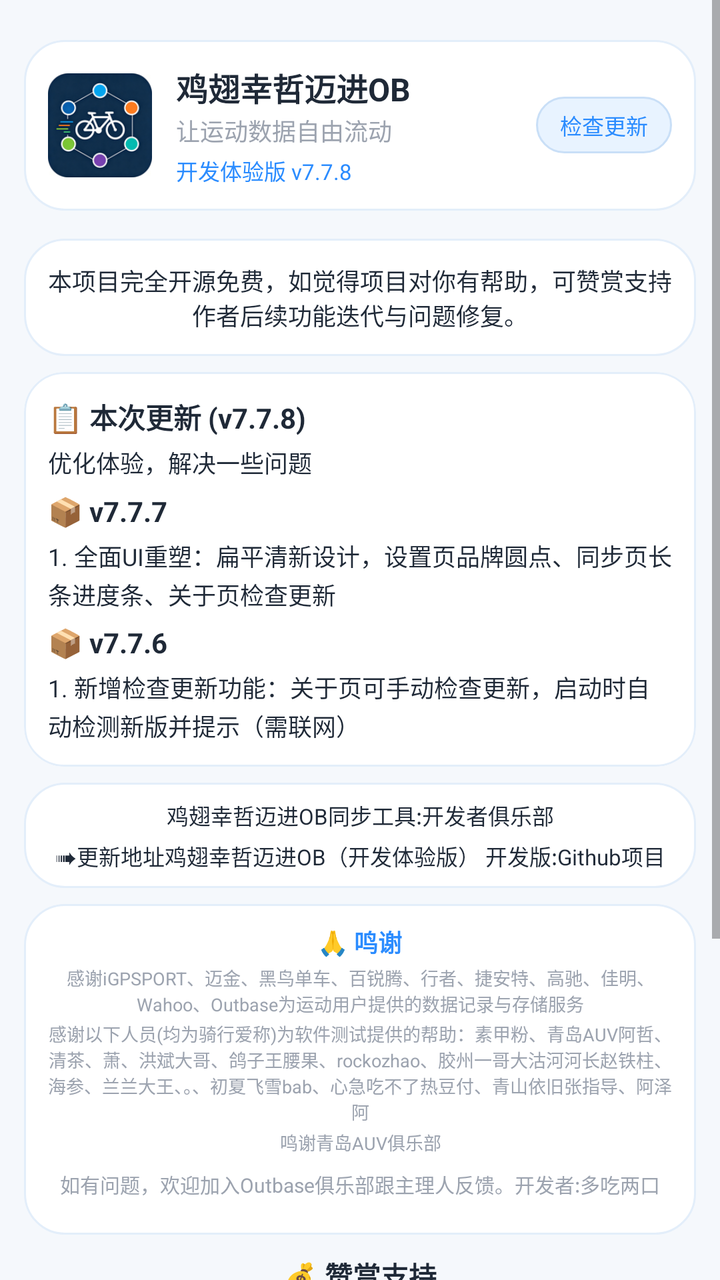
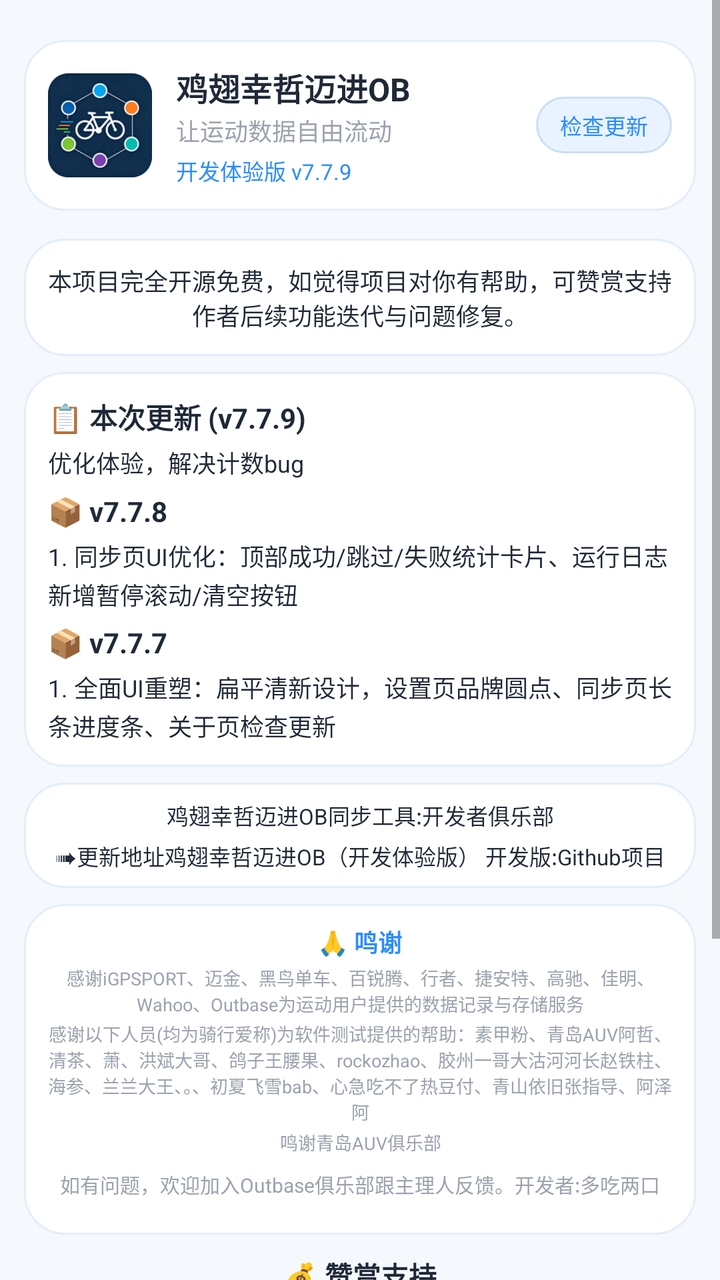

Screens rendered from an Android XML layout before and after an edit, with the pre-edit source and the edit as a unified diff.
<!-- AndroidManifest.xml: application theme Theme.JichiOB -->
<!-- res/layout/fragment_about.xml -->
<?xml version="1.0" encoding="utf-8"?>
<ScrollView xmlns:android="http://schemas.android.com/apk/res/android"
    xmlns:app="http://schemas.android.com/apk/res-auto"
    android:layout_width="match_parent"
    android:layout_height="match_parent"
    android:background="@color/bg_light"
    android:fillViewport="true">

    <LinearLayout
        android:layout_width="match_parent"
        android:layout_height="wrap_content"
        android:orientation="vertical"
        android:padding="12dp">

        
        <LinearLayout
            android:layout_width="match_parent"
            android:layout_height="wrap_content"
            android:layout_marginTop="8dp"
            android:layout_marginBottom="6dp"
            android:orientation="horizontal"
            android:gravity="center_vertical"
            android:padding="12dp"
            android:background="@drawable/bg_note_card">

            <ImageView
                android:layout_width="52dp"
                android:layout_height="52dp"
                android:src="@mipmap/ic_launcher"
                android:contentDescription="logo" />

            <LinearLayout
                android:layout_width="0dp"
                android:layout_height="wrap_content"
                android:layout_weight="1"
                android:layout_marginStart="12dp"
                android:orientation="vertical">

                <TextView
                    android:layout_width="wrap_content"
                    android:layout_height="wrap_content"
                    android:text="鸡翅幸哲迈进OB"
                    android:textColor="@color/text_primary"
                    android:textSize="16sp"
                    android:textStyle="bold" />

                <TextView
                    android:layout_width="wrap_content"
                    android:layout_height="wrap_content"
                    android:layout_marginTop="1dp"
                    android:text="让运动数据自由流动"
                    android:textColor="@color/text_secondary"
                    android:textSize="12sp" />

                <TextView
                    android:layout_width="wrap_content"
                    android:layout_height="wrap_content"
                    android:layout_marginTop="3dp"
                    android:text="开发体验版 v7.7.8"
                    android:textColor="@color/primary"
                    android:textSize="11sp" />
            </LinearLayout>

            
            <TextView
                android:id="@+id/btnCheckUpdate"
                android:layout_width="wrap_content"
                android:layout_height="wrap_content"
                android:layout_marginStart="8dp"
                android:background="@drawable/bg_check_update"
                android:clickable="true"
                android:focusable="true"
                android:paddingStart="12dp"
                android:paddingTop="6dp"
                android:paddingEnd="12dp"
                android:paddingBottom="6dp"
                android:text="检查更新"
                android:textColor="@color/primary"
                android:textSize="11sp" />
        </LinearLayout>

        
        <TextView
            android:layout_width="match_parent"
            android:layout_height="wrap_content"
            android:layout_marginTop="8dp"
            android:padding="12dp"
            android:background="@drawable/bg_note_card"
            android:gravity="center"
            android:text="本项目完全开源免费，如觉得项目对你有帮助，可赞赏支持作者后续功能迭代与问题修复。"
            android:textColor="@color/text_primary"
            android:textSize="12sp" />

        
        <com.google.android.material.card.MaterialCardView
            android:layout_width="match_parent"
            android:layout_height="wrap_content"
            android:layout_marginTop="8dp"
            android:layout_marginBottom="6dp"
            app:cardCornerRadius="20dp"
            app:cardElevation="0dp"
                app:strokeColor="#E3EEFA"
                app:strokeWidth="1dp">
            <LinearLayout android:layout_width="match_parent" android:layout_height="wrap_content" android:orientation="vertical" android:padding="12dp">
                <TextView android:layout_width="wrap_content" android:layout_height="wrap_content" android:text="📋 本次更新 (v7.7.8)" android:textSize="14sp" android:textStyle="bold" android:textColor="@color/text_primary" />
                <TextView android:layout_width="match_parent" android:layout_height="wrap_content" android:layout_marginTop="4dp" android:text="优化体验，解决一些问题" android:textSize="12sp" android:textColor="@color/text_primary" android:lineSpacingExtra="2dp" />
                <TextView android:layout_width="wrap_content" android:layout_height="wrap_content" android:layout_marginTop="6dp" android:text="📦 v7.7.7" android:textSize="14sp" android:textStyle="bold" android:textColor="@color/text_primary" />
                <TextView android:layout_width="match_parent" android:layout_height="wrap_content" android:layout_marginTop="4dp" android:text="1. 全面UI重塑：扁平清新设计，设置页品牌圆点、同步页长条进度条、关于页检查更新" android:textSize="12sp" android:textColor="@color/text_primary" android:lineSpacingExtra="2dp" />
                <TextView android:layout_width="wrap_content" android:layout_height="wrap_content" android:layout_marginTop="6dp" android:text="📦 v7.7.6" android:textSize="14sp" android:textStyle="bold" android:textColor="@color/text_primary" />
                <TextView android:layout_width="match_parent" android:layout_height="wrap_content" android:layout_marginTop="4dp" android:text="1. 新增检查更新功能：关于页可手动检查更新，启动时自动检测新版并提示（需联网）" android:textSize="12sp" android:textColor="@color/text_primary" android:lineSpacingExtra="2dp" />
            </LinearLayout>
        </com.google.android.material.card.MaterialCardView>

        
        <LinearLayout
            android:layout_width="match_parent"
            android:layout_height="wrap_content"
            android:layout_marginTop="2dp"
            android:layout_marginBottom="6dp"
            android:orientation="vertical"
            android:padding="6dp"
            android:background="@drawable/bg_note_card">
            <TextView android:id="@+id/tvClubLink" android:layout_width="match_parent" android:layout_height="wrap_content" android:gravity="center" android:text="鸡翅幸哲迈进OB同步工具:开发者俱乐部" android:textColor="@color/text_primary" android:textSize="11sp" android:padding="2dp" />
            <TextView android:id="@+id/tvUpdateLink" android:layout_width="match_parent" android:layout_height="wrap_content" android:gravity="center" android:text="➠更新地址鸡翅幸哲迈进OB（开发体验版） 开发版:Github项目" android:textColor="@color/text_primary" android:textSize="11sp" android:padding="2dp" />
        </LinearLayout>

        
        <LinearLayout
            android:layout_width="match_parent"
            android:layout_height="wrap_content"
            android:layout_marginTop="2dp"
            android:layout_marginBottom="6dp"
            android:orientation="vertical"
            android:padding="8dp"
            android:background="@drawable/bg_note_card">
            <TextView android:layout_width="match_parent" android:layout_height="wrap_content" android:gravity="center" android:text="🙏 鸣谢" android:textColor="@color/primary" android:textSize="12sp" android:textStyle="bold" android:padding="2dp" />
            <TextView android:layout_width="match_parent" android:layout_height="wrap_content" android:gravity="center" android:text="感谢iGPSPORT、迈金、黑鸟单车、百锐腾、行者、捷安特、高驰、佳明、Wahoo、Outbase为运动用户提供的数据记录与存储服务" android:textColor="@color/text_secondary" android:textSize="9sp" android:padding="1dp" />
            <TextView android:layout_width="match_parent" android:layout_height="wrap_content" android:gravity="center" android:text="感谢以下人员(均为骑行爱称)为软件测试提供的帮助：素甲粉、青岛AUV阿哲、清茶、萧、洪斌大哥、鸽子王腰果、rockozhao、胶州一哥大沽河河长赵铁柱、海参、兰兰大王、。、初夏飞雪bab、心急吃不了热豆付、青山依旧张指导、阿泽阿" android:textColor="@color/text_secondary" android:textSize="9sp" android:padding="1dp" />
            <TextView android:layout_width="match_parent" android:layout_height="wrap_content" android:gravity="center" android:text="鸣谢青岛AUV俱乐部" android:textColor="@color/text_secondary" android:textSize="9sp" android:padding="1dp" android:layout_marginBottom="4dp" />
            <TextView android:layout_width="match_parent" android:layout_height="wrap_content" android:gravity="center" android:text="如有问题，欢迎加入Outbase俱乐部跟主理人反馈。开发者:多吃两口" android:textColor="@color/text_secondary" android:textSize="10sp" android:padding="2dp" android:layout_marginBottom="8dp" />
        </LinearLayout>

        
        <TextView
            android:layout_width="match_parent"
            android:layout_height="wrap_content"
            android:gravity="center"
            android:layout_marginTop="4dp"
            android:text="💰 赞赏支持"
            android:textColor="@color/text_primary"
            android:textSize="14sp"
            android:textStyle="bold" />
        <LinearLayout
            android:layout_width="match_parent"
            android:layout_height="wrap_content"
            android:layout_marginTop="4dp"
            android:orientation="horizontal"
            android:gravity="center">
            <LinearLayout android:layout_width="0dp" android:layout_height="wrap_content" android:layout_weight="1" android:orientation="vertical" android:gravity="center" android:padding="4dp">
                <ImageView android:layout_width="150dp" android:layout_height="150dp" android:src="@drawable/reward_wechat" android:contentDescription="微信赞赏码" android:adjustViewBounds="true" />
                <TextView android:layout_width="wrap_content" android:layout_height="wrap_content" android:text="微信赞赏码" android:textSize="11sp" android:textColor="@color/text_secondary" android:layout_marginTop="2dp" />
            </LinearLayout>
            <LinearLayout android:layout_width="0dp" android:layout_height="wrap_content" android:layout_weight="1" android:orientation="vertical" android:gravity="center" android:padding="4dp">
                <ImageView android:layout_width="130dp" android:layout_height="wrap_content" android:src="@drawable/reward_alipay" android:contentDescription="支付宝收款码" android:adjustViewBounds="true" />
                <TextView android:layout_width="wrap_content" android:layout_height="wrap_content" android:text="支付宝收款码" android:textSize="11sp" android:textColor="@color/text_secondary" android:layout_marginTop="2dp" />
            </LinearLayout>
        </LinearLayout>
        <TextView
            android:layout_width="match_parent"
            android:layout_height="wrap_content"
            android:gravity="center"
            android:layout_marginTop="6dp"
            android:layout_marginBottom="12dp"
            android:text="本项目完全开源免费，您的赞赏将支持后续功能迭代与问题修复"
            android:textColor="@color/text_secondary"
            android:textSize="10sp" />
    </LinearLayout>
</ScrollView>
<!-- resources referenced by this layout -->
<resources>
  <color name="bg_light">#F5F8FC</color>
  <color name="primary">#2B8CFF</color>
  <color name="text_primary">#1F2937</color>
  <color name="text_secondary">#9CA3AF</color>
  <!-- drawable bg_check_update (drawable) -->
  <?xml version="1.0" encoding="utf-8"?>
  <shape xmlns:android="http://schemas.android.com/apk/res/android"
      android:shape="rectangle">
      <solid android:color="#E8F3FF" />
      <corners android:radius="18dp" />
      <stroke
          android:width="1dp"
          android:color="#C9DFF7" />
  </shape>
  <!-- drawable bg_note_card (drawable) -->
  <?xml version="1.0" encoding="utf-8"?>
  <shape xmlns:android="http://schemas.android.com/apk/res/android"
      android:shape="rectangle">
      <solid android:color="#FFFFFF" />
      <corners android:radius="20dp" />
      <stroke android:width="1dp" android:color="#E3EEFA" />
  </shape>
  <!-- drawable reward_alipay: png bitmap (drawable-nodpi, 139308 bytes) -->
  <!-- drawable reward_wechat: png bitmap (drawable-nodpi, 241727 bytes) -->
  <!-- mipmap ic_launcher: png bitmap (mipmap-hdpi, 9102 bytes) -->
  <style name="Theme.JichiOB" parent="Theme.MaterialComponents.Light.NoActionBar">
          <item name="colorPrimary">@color/primary</item>
          <item name="colorPrimaryDark">@color/primary_dark</item>
          <item name="colorAccent">@color/primary</item>
          <item name="android:statusBarColor">@color/bg_light</item>
          <item name="android:windowBackground">@color/bg_light</item>
      </style>
  <color name="primary_dark">#1A6FDB</color>
</resources>

<!-- the commit's change to res/layout/fragment_about.xml (unified diff, before → after) -->
@@ -56,7 +56,7 @@
                     android:layout_width="wrap_content"
                     android:layout_height="wrap_content"
                     android:layout_marginTop="3dp"
-                    android:text="开发体验版 v7.7.8"
+                    android:text="开发体验版 v7.7.9"
                     android:textColor="@color/primary"
                     android:textSize="11sp" />
             </LinearLayout>
@@ -102,12 +102,12 @@
                 app:strokeColor="#E3EEFA"
                 app:strokeWidth="1dp">
             <LinearLayout android:layout_width="match_parent" android:layout_height="wrap_content" android:orientation="vertical" android:padding="12dp">
-                <TextView android:layout_width="wrap_content" android:layout_height="wrap_content" android:text="📋 本次更新 (v7.7.8)" android:textSize="14sp" android:textStyle="bold" android:textColor="@color/text_primary" />
-                <TextView android:layout_width="match_parent" android:layout_height="wrap_content" android:layout_marginTop="4dp" android:text="优化体验，解决一些问题" android:textSize="12sp" android:textColor="@color/text_primary" android:lineSpacingExtra="2dp" />
+                <TextView android:layout_width="wrap_content" android:layout_height="wrap_content" android:text="📋 本次更新 (v7.7.9)" android:textSize="14sp" android:textStyle="bold" android:textColor="@color/text_primary" />
+                <TextView android:layout_width="match_parent" android:layout_height="wrap_content" android:layout_marginTop="4dp" android:text="优化体验，解决计数bug" android:textSize="12sp" android:textColor="@color/text_primary" android:lineSpacingExtra="2dp" />
+                <TextView android:layout_width="wrap_content" android:layout_height="wrap_content" android:layout_marginTop="6dp" android:text="📦 v7.7.8" android:textSize="14sp" android:textStyle="bold" android:textColor="@color/text_primary" />
+                <TextView android:layout_width="match_parent" android:layout_height="wrap_content" android:layout_marginTop="4dp" android:text="1. 同步页UI优化：顶部成功/跳过/失败统计卡片、运行日志新增暂停滚动/清空按钮" android:textSize="12sp" android:textColor="@color/text_primary" android:lineSpacingExtra="2dp" />
                 <TextView android:layout_width="wrap_content" android:layout_height="wrap_content" android:layout_marginTop="6dp" android:text="📦 v7.7.7" android:textSize="14sp" android:textStyle="bold" android:textColor="@color/text_primary" />
                 <TextView android:layout_width="match_parent" android:layout_height="wrap_content" android:layout_marginTop="4dp" android:text="1. 全面UI重塑：扁平清新设计，设置页品牌圆点、同步页长条进度条、关于页检查更新" android:textSize="12sp" android:textColor="@color/text_primary" android:lineSpacingExtra="2dp" />
-                <TextView android:layout_width="wrap_content" android:layout_height="wrap_content" android:layout_marginTop="6dp" android:text="📦 v7.7.6" android:textSize="14sp" android:textStyle="bold" android:textColor="@color/text_primary" />
-                <TextView android:layout_width="match_parent" android:layout_height="wrap_content" android:layout_marginTop="4dp" android:text="1. 新增检查更新功能：关于页可手动检查更新，启动时自动检测新版并提示（需联网）" android:textSize="12sp" android:textColor="@color/text_primary" android:lineSpacingExtra="2dp" />
             </LinearLayout>
         </com.google.android.material.card.MaterialCardView>
 
